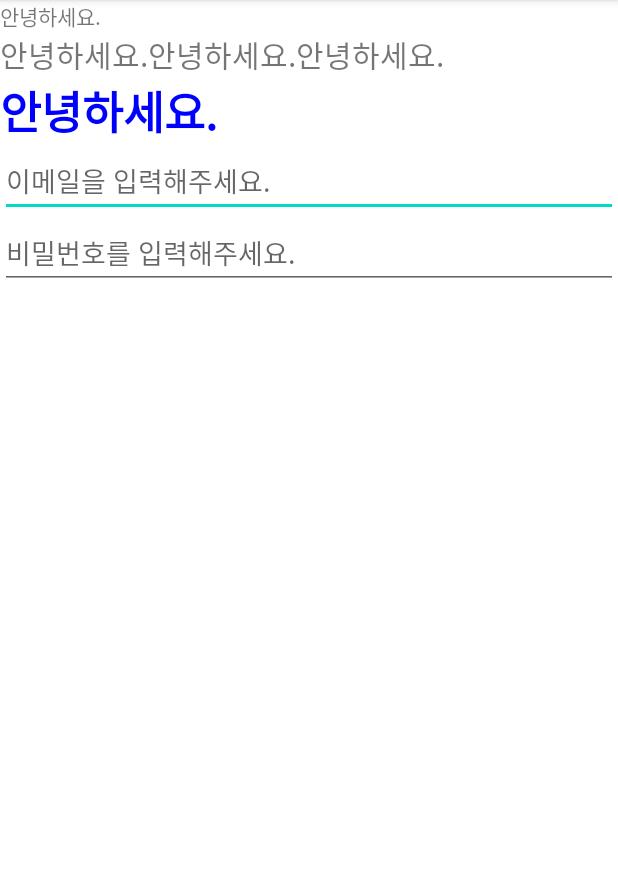
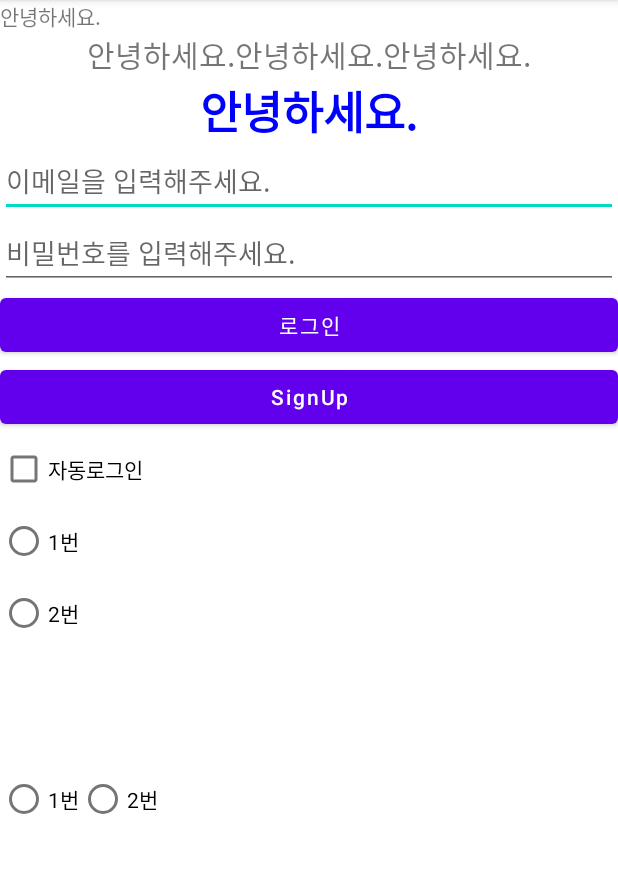
Before and after one commit to KoPoine/UIPractice_20220725, an Android app: the screen it shows after launch (MainActivity), on a phone screen of 412 x 824 dp, the part 84-957 px from its top. Run offline under Robolectric (Android 15) with nearby library versions, the phone set to English and light mode, and no system bars.

Commit message:
5. 공통주요 속성  - 가로/세로  - gravity

```diff
--- a/app/src/main/res/layout/activity_main.xml
+++ b/app/src/main/res/layout/activity_main.xml
@@ -14,8 +14,9 @@
         android:text="안녕하세요." />
 
     <LinearLayout
-        android:layout_width="match_parent"
+        android:layout_width="wrap_content"
         android:layout_height="wrap_content"
+        android:layout_gravity="center"
         android:orientation="horizontal">
 
         <TextView
@@ -41,6 +42,7 @@
     <TextView
         android:layout_width="wrap_content"
         android:layout_height="wrap_content"
+        android:layout_gravity="center"
         android:text="안녕하세요."
         android:textColor="#0000ff"
         android:textSize="30sp"
@@ -64,4 +66,50 @@
         android:inputType="textPassword"
         />
 
+    <Button
+        android:layout_width="match_parent"
+        android:layout_height="wrap_content"
+        android:text="로그인"/>
+
+    <Button
+        android:layout_width="match_parent"
+        android:layout_height="wrap_content"
+        android:text="SignUp"
+        android:textAllCaps="false"/>
+
+    <CheckBox
+        android:layout_width="wrap_content"
+        android:layout_height="wrap_content"
+        android:text="자동로그인"/>
+
+<!--    RadioButton은 항상 RadioGroup의 내부 구성품으로 활용-->
+
+    <RadioButton
+        android:layout_width="wrap_content"
+        android:layout_height="wrap_content"
+        android:text="1번"/>
+
+    <RadioButton
+        android:layout_width="wrap_content"
+        android:layout_height="wrap_content"
+        android:text="2번"/>
+
+    <RadioGroup
+        android:layout_width="match_parent"
+        android:layout_height="200dp"
+        android:orientation="horizontal"
+        android:gravity="center|start">
+
+        <RadioButton
+            android:layout_width="wrap_content"
+            android:layout_height="wrap_content"
+            android:text="1번"/>
+
+        <RadioButton
+            android:layout_width="wrap_content"
+            android:layout_height="wrap_content"
+            android:text="2번"/>
+
+    </RadioGroup>
+
 </LinearLayout>
```
